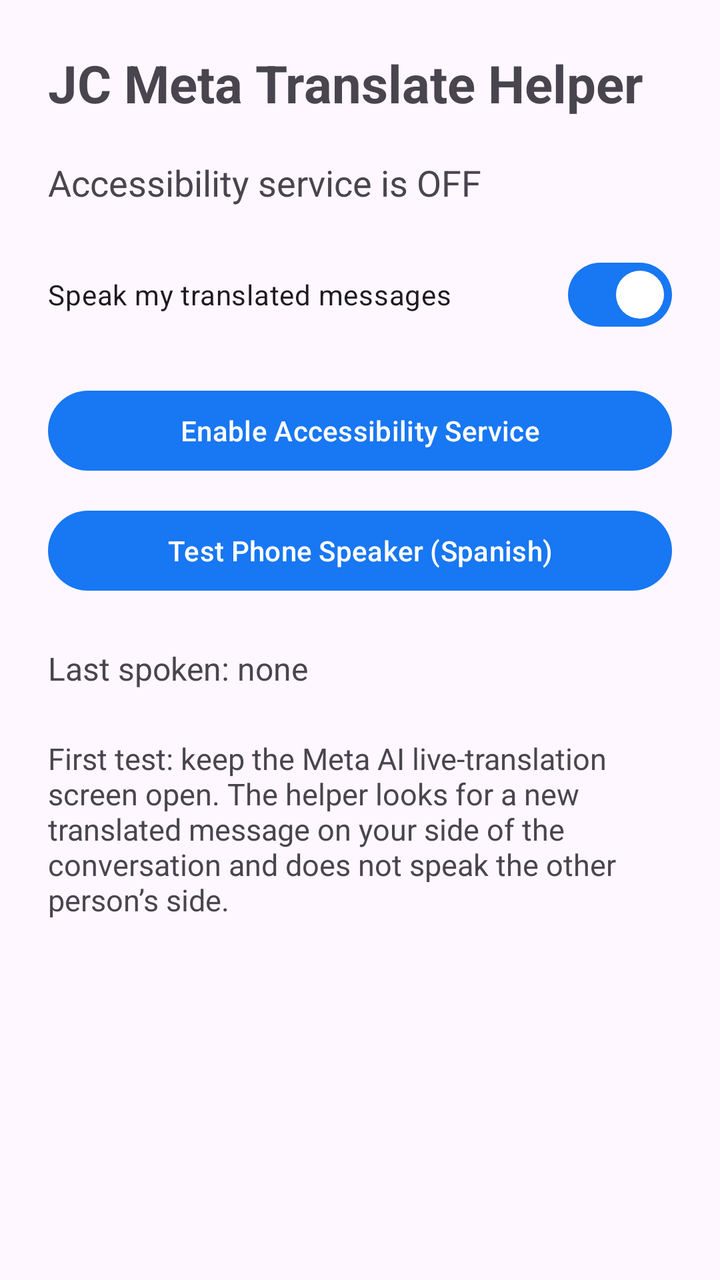
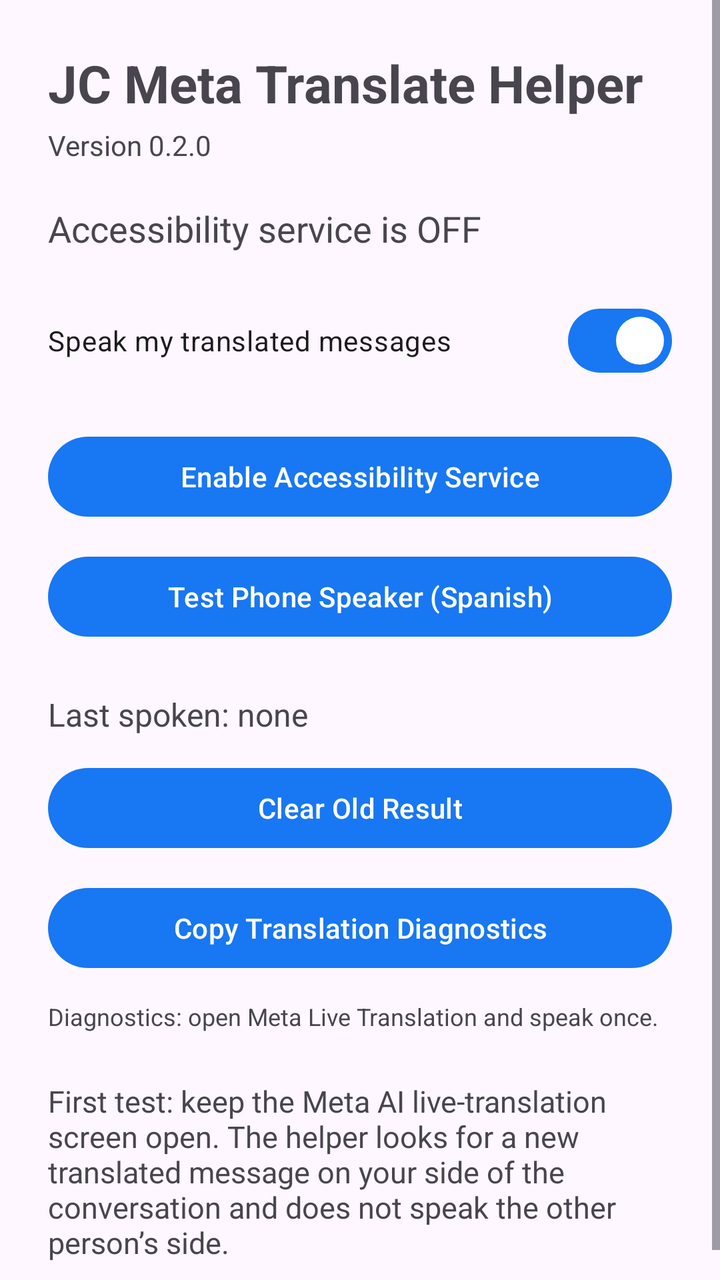

The first picture is an Android layout as it rendered before a commit; the second is the same layout after the commit. The layout source and the unified diff follow.
<!-- AndroidManifest.xml: application theme Theme.JCMetaTranslateHelper -->
<!-- res/layout/activity_main.xml -->
<?xml version="1.0" encoding="utf-8"?>
<ScrollView xmlns:android="http://schemas.android.com/apk/res/android"
    android:layout_width="match_parent"
    android:layout_height="match_parent">

    <LinearLayout
        android:layout_width="match_parent"
        android:layout_height="wrap_content"
        android:orientation="vertical"
        android:padding="24dp">

        <TextView
            android:layout_width="wrap_content"
            android:layout_height="wrap_content"
            android:text="JC Meta Translate Helper"
            android:textSize="26sp"
            android:textStyle="bold" />

        <TextView
            android:id="@+id/statusText"
            android:layout_width="match_parent"
            android:layout_height="wrap_content"
            android:layout_marginTop="20dp"
            android:text="Accessibility service is OFF"
            android:textSize="18sp" />

        <com.google.android.material.materialswitch.MaterialSwitch
            android:id="@+id/speakSwitch"
            android:layout_width="match_parent"
            android:layout_height="wrap_content"
            android:layout_marginTop="20dp"
            android:checked="true"
            android:text="Speak my translated messages" />

        <com.google.android.material.button.MaterialButton
            android:id="@+id/accessibilityButton"
            android:layout_width="match_parent"
            android:layout_height="wrap_content"
            android:layout_marginTop="20dp"
            android:text="Enable Accessibility Service" />

        <com.google.android.material.button.MaterialButton
            android:id="@+id/testButton"
            android:layout_width="match_parent"
            android:layout_height="wrap_content"
            android:layout_marginTop="12dp"
            android:text="Test Phone Speaker (Spanish)" />

        <TextView
            android:id="@+id/lastSpokenText"
            android:layout_width="match_parent"
            android:layout_height="wrap_content"
            android:layout_marginTop="24dp"
            android:text="Last spoken: none"
            android:textSize="16sp" />

        <TextView
            android:layout_width="match_parent"
            android:layout_height="wrap_content"
            android:layout_marginTop="24dp"
            android:text="First test: keep the Meta AI live-translation screen open. The helper looks for a new translated message on your side of the conversation and does not speak the other person’s side."
            android:textSize="15sp" />
    </LinearLayout>
</ScrollView>
<!-- resources referenced by this layout -->
<resources>
  <style name="Theme.JCMetaTranslateHelper" parent="Theme.Material3.DayNight.NoActionBar">
          <item name="colorPrimary">@color/blue</item>
          <item name="android:statusBarColor">@color/navy</item>
      </style>
  <color name="blue">#1877F2</color>
  <color name="navy">#14213D</color>
</resources>

<!-- the commit's change to res/layout/activity_main.xml (unified diff, before → after) -->
@@ -15,6 +15,13 @@
             android:text="JC Meta Translate Helper"
             android:textSize="26sp"
             android:textStyle="bold" />
+
+        <TextView
+            android:layout_width="wrap_content"
+            android:layout_height="wrap_content"
+            android:layout_marginTop="4dp"
+            android:text="Version 0.2.0"
+            android:textSize="14sp" />
 
         <TextView
             android:id="@+id/statusText"
@@ -54,6 +61,29 @@
             android:text="Last spoken: none"
             android:textSize="16sp" />
 
+        <com.google.android.material.button.MaterialButton
+            android:id="@+id/clearButton"
+            android:layout_width="match_parent"
+            android:layout_height="wrap_content"
+            android:layout_marginTop="12dp"
+            android:text="Clear Old Result" />
+
+        <com.google.android.material.button.MaterialButton
+            android:id="@+id/copyDiagnosticsButton"
+            android:layout_width="match_parent"
+            android:layout_height="wrap_content"
+            android:layout_marginTop="12dp"
+            android:text="Copy Translation Diagnostics" />
+
+        <TextView
+            android:id="@+id/diagnosticsText"
+            android:layout_width="match_parent"
+            android:layout_height="wrap_content"
+            android:layout_marginTop="12dp"
+            android:text="Diagnostics: open Meta Live Translation and speak once."
+            android:textIsSelectable="true"
+            android:textSize="12sp" />
+
         <TextView
             android:layout_width="match_parent"
             android:layout_height="wrap_content"
